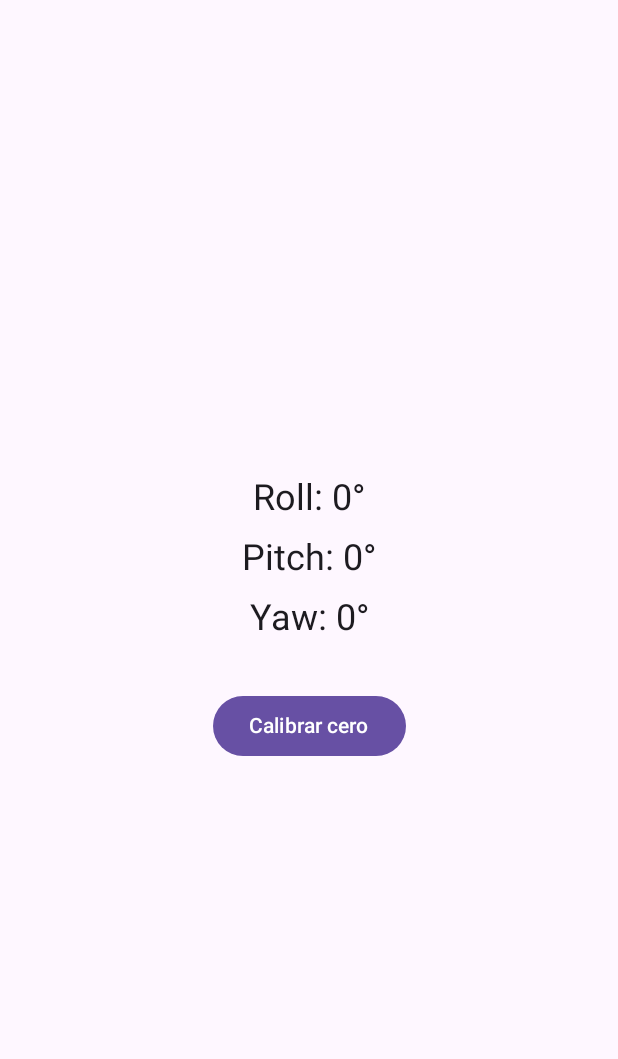
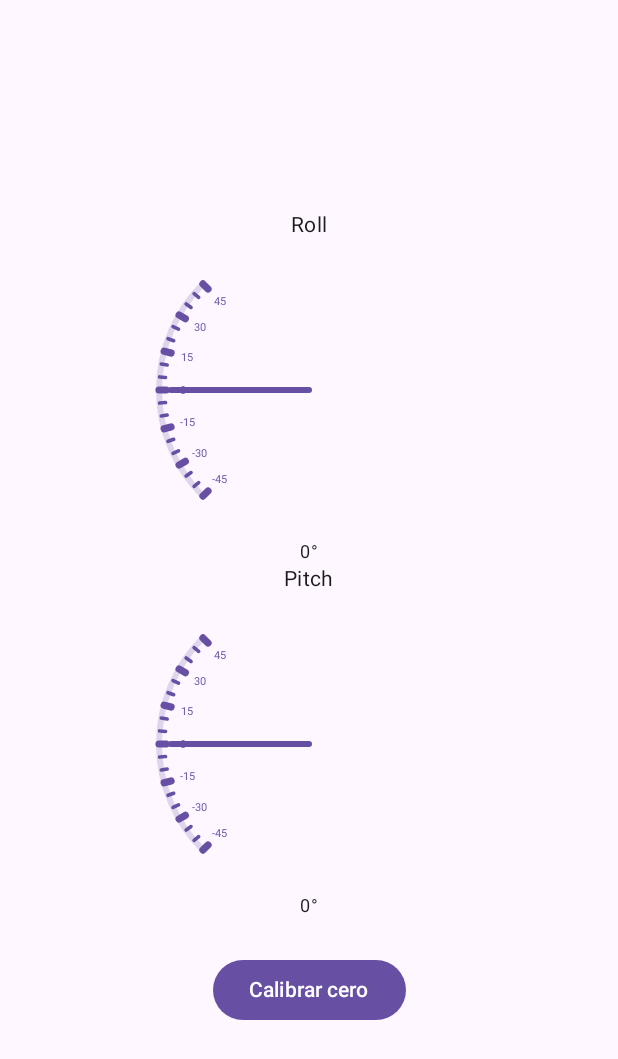
Before and after one commit to FelipeGarcia911/android-auto-inclinometer, an Android app built with Jetpack Compose: the screen it shows after launch (MainActivity), on a phone screen of 412 x 824 dp. Shown: the top 1059 px of the screen. Run offline under Robolectric (Android 15) with nearby library versions, the phone set to English and light mode, and no system bars; our stand-ins replace Dagger/Hilt's generated code.

Commit message:
feat: initial gaugaes config

```diff
--- a/app/src/main/java/com/felipeg/inclinometer4x4/MainActivity.kt
+++ b/app/src/main/java/com/felipeg/inclinometer4x4/MainActivity.kt
@@ -19,7 +19,6 @@ class MainActivity : ComponentActivity() {
 
     override fun onCreate(savedInstanceState: Bundle?) {
         super.onCreate(savedInstanceState)
-        Log.d("MainActivity", "SensorRepository inyectado: $sensorRepo")
 
         setContent {
             MaterialTheme {
--- a/app/src/main/java/com/felipeg/inclinometer4x4/presentation/ui/AngleScreen.kt
+++ b/app/src/main/java/com/felipeg/inclinometer4x4/presentation/ui/AngleScreen.kt
@@ -1,45 +1,108 @@
 package com.felipeg.inclinometer4x4.presentation.ui
 
+import android.content.res.Configuration
 import androidx.compose.foundation.layout.*
-import androidx.compose.material3.*
+import androidx.compose.material3.Button
+import androidx.compose.material3.MaterialTheme
+import androidx.compose.material3.Text
 import androidx.compose.runtime.*
 import androidx.compose.ui.Alignment
 import androidx.compose.ui.Modifier
+import androidx.compose.ui.platform.LocalConfiguration
 import androidx.compose.ui.unit.dp
 import androidx.hilt.navigation.compose.hiltViewModel
+import com.felipeg.common.Angle
+import com.felipeg.inclinometer4x4.presentation.ui.component.AngleDial
 import com.felipeg.inclinometer4x4.presentation.viewmodel.AngleViewModel
 
 @Composable
-fun AngleScreen(viewModel: AngleViewModel = hiltViewModel()) {
+fun AngleScreen(
+    viewModel: AngleViewModel = hiltViewModel()
+) {
     val angle by viewModel.angleState.collectAsState()
     var justCalibrated by remember { mutableStateOf(false) }
+    val onCalibrate: () -> Unit = {
+        viewModel.onCalibrate()
+        justCalibrated = true
+    }
 
+    val isLandscape = LocalConfiguration.current.orientation == Configuration.ORIENTATION_LANDSCAPE
+
+    if (isLandscape) {
+        Row(
+            modifier = Modifier
+                .fillMaxSize()
+                .padding(16.dp),
+            horizontalArrangement = Arrangement.Center,
+            verticalAlignment = Alignment.CenterVertically
+        ) {
+            DialsSection(angle)
+            Spacer(modifier = Modifier.width(32.dp))
+            CalibrationSection(onCalibrate, justCalibrated)
+        }
+    } else {
+        Column(
+            modifier = Modifier
+                .fillMaxSize()
+                .padding(16.dp),
+            horizontalAlignment = Alignment.CenterHorizontally,
+            verticalArrangement = Arrangement.Center
+        ) {
+            DialsSection(angle)
+            Spacer(modifier = Modifier.height(24.dp))
+            CalibrationSection(onCalibrate, justCalibrated)
+        }
+    }
+}
+
+@Composable
+private fun DialsSection(angle: Angle) {
+    DialColumn(label = "Roll", value = angle.roll, minAngle = -45f, maxAngle = 45f)
+    DialColumn(label = "Pitch", value = angle.pitch, minAngle = -45f, maxAngle = 45f)
+}
+
+@Composable
+private fun CalibrationSection(
+    onCalibrate: () -> Unit,
+    justCalibrated: Boolean
+) {
     Column(
-        modifier = Modifier
-            .fillMaxSize()
-            .padding(16.dp),
         horizontalAlignment = Alignment.CenterHorizontally,
         verticalArrangement = Arrangement.Center
     ) {
-        listOf(
-            "Roll"  to angle.roll,
-            "Pitch" to angle.pitch,
-            "Yaw"   to angle.yaw
-        ).forEach { (label, value) ->
-            Text("$label: ${value.toInt()}°", style = MaterialTheme.typography.headlineSmall)
-            Spacer(Modifier.height(8.dp))
-        }
-
-        Spacer(Modifier.height(24.dp))
-        Button(onClick = {
-            viewModel.onCalibrate()
-            justCalibrated = true
-        }) {
+        Button(onClick = onCalibrate) {
             Text("Calibrar cero")
         }
-
         if (justCalibrated) {
-            Text("¡Calibrado!", color = MaterialTheme.colorScheme.primary)
+            Text(
+                text = "¡Calibrado!",
+                color = MaterialTheme.colorScheme.primary,
+                modifier = Modifier.padding(top = 8.dp)
+            )
         }
     }
 }
+
+@Composable
+private fun DialColumn(
+    label: String,
+    value: Float,
+    minAngle: Float,
+    maxAngle: Float,
+    majorStep: Float = (maxAngle - minAngle) / 6,
+    minorStep: Float = majorStep / 3
+) {
+    Column(horizontalAlignment = Alignment.CenterHorizontally) {
+        Text(label, style = MaterialTheme.typography.bodyMedium)
+        AngleDial(
+            angle = value,
+            modifier = Modifier.size(200.dp),
+            radius = 100.dp,
+            minAngle = minAngle,
+            maxAngle = maxAngle,
+            majorStep = majorStep,
+            minorStep = minorStep
+        )
+        Text("${value.toInt()}°", style = MaterialTheme.typography.bodySmall)
+    }
+}
--- /dev/null
+++ b/app/src/main/java/com/felipeg/inclinometer4x4/presentation/ui/component/AngleDial.kt
@@ -0,0 +1,158 @@
+package com.felipeg.inclinometer4x4.presentation.ui.component
+
+import android.graphics.Paint
+import android.text.TextPaint
+import androidx.compose.foundation.Canvas
+import androidx.compose.foundation.layout.size
+import androidx.compose.material3.MaterialTheme
+import androidx.compose.runtime.Composable
+import androidx.compose.ui.Modifier
+import androidx.compose.ui.geometry.Offset
+import androidx.compose.ui.graphics.Color
+import androidx.compose.ui.graphics.StrokeCap
+import androidx.compose.ui.graphics.drawscope.DrawScope
+import androidx.compose.ui.graphics.drawscope.Stroke
+import androidx.compose.ui.graphics.nativeCanvas
+import androidx.compose.ui.graphics.toArgb
+import androidx.compose.ui.unit.Dp
+import androidx.compose.ui.unit.dp
+import androidx.compose.ui.unit.sp
+import kotlin.math.cos
+import kotlin.math.sin
+
+/**
+ * Global configuration for the angle dial: defines size, thickness, and scale parameters.
+ */
+object AngleDialConfig {
+    /** Default radius of the dial */
+    val defaultRadius: Dp = 80.dp
+    /** Total Canvas size = radius * 2 */
+    val defaultSize: Dp = defaultRadius * 2
+    /** Stroke thickness factor relative to the radius */
+    const val thicknessFactor: Float = 0.04f
+    /** Text size factor relative to the radius */
+    const val textSizeFactor: Float = 0.05f
+    /** Length multiplier for major ticks */
+    const val majorTickFactor: Float = 1.2f
+    /** Length multiplier for minor ticks */
+    const val minorTickFactor: Float = 0.6f
+    /** Multiplier of stroke thickness for label offset */
+    const val labelOffsetFactor: Float = 4f
+    /** Multiplier of stroke thickness for needle length */
+    const val needleLengthFactor: Float = 2f
+}
+
+/**
+ * Generic composable for an analog angle dial with custom scale and ticks.
+ *
+ * @param angle Current angle in degrees (clamped between [minAngle, maxAngle]).
+ * @param modifier Modifier for layout adjustments.
+ * @param radius Radius of the dial.
+ * @param minAngle Minimum angle of the scale.
+ * @param maxAngle Maximum angle of the scale.
+ * @param majorStep Interval for major ticks in degrees.
+ * @param minorStep Interval for minor ticks in degrees.
+ */
+@Composable
+fun AngleDial(
+    angle: Float,
+    modifier: Modifier = Modifier,
+    radius: Dp = AngleDialConfig.defaultRadius,
+    minAngle: Float = -45f,
+    maxAngle: Float = 45f,
+    majorStep: Float = 15f,
+    minorStep: Float = 5f
+) {
+    val dialColor = MaterialTheme.colorScheme.primary
+    Canvas(modifier = modifier.size(radius * 2)) {
+        drawGauge(
+            radius = radius.toPx(),
+            center = center,
+            minAngle = minAngle,
+            maxAngle = maxAngle,
+            angle = angle,
+            tickColor = dialColor,
+            majorStep = majorStep,
+            minorStep = minorStep
+        )
+    }
+}
+
+private fun DrawScope.drawGauge(
+    radius: Float,
+    center: Offset,
+    minAngle: Float,
+    maxAngle: Float,
+    angle: Float,
+    tickColor: Color,
+    majorStep: Float,
+    minorStep: Float
+) {
+    val startAngleDeg = 180f + minAngle
+    val sweepAngleDeg = maxAngle - minAngle
+    val thickness = radius * AngleDialConfig.thicknessFactor
+
+    // Draw background arc
+    drawArc(
+        color = tickColor.copy(alpha = 0.2f),
+        startAngle = startAngleDeg,
+        sweepAngle = sweepAngleDeg,
+        useCenter = false,
+        topLeft = Offset(center.x - radius, center.y - radius),
+        size = androidx.compose.ui.geometry.Size(radius * 2, radius * 2),
+        style = Stroke(width = thickness)
+    )
+
+    // Prepare tick steps and text paint
+    val majorStepInt = majorStep.toInt().coerceAtLeast(1)
+    val minorStepInt = minorStep.toInt().coerceAtLeast(1)
+    val textPaint = TextPaint().apply {
+        color = tickColor.toArgb()
+        textSize = (radius * AngleDialConfig.textSizeFactor).sp.toPx()
+        textAlign = Paint.Align.CENTER
+        isAntiAlias = true
+    }
+
+    // Draw ticks
+    for (tick in minAngle.toInt()..maxAngle.toInt() step minorStepInt) {
+        val thetaRad = Math.toRadians((180 + tick).toDouble())
+        val cosT = cos(thetaRad).toFloat()
+        val sinT = sin(thetaRad).toFloat()
+
+        val outer = Offset(center.x + cosT * radius, center.y + sinT * radius)
+        val innerRadius = if (tick % majorStepInt == 0) radius - thickness * AngleDialConfig.majorTickFactor else radius - thickness
+        val inner = Offset(center.x + cosT * innerRadius, center.y + sinT * innerRadius)
+
+        // Draw tick line
+        drawLine(
+            color = tickColor,
+            start = inner,
+            end = outer,
+            strokeWidth = if (tick % majorStepInt == 0) thickness * AngleDialConfig.majorTickFactor else thickness * AngleDialConfig.minorTickFactor,
+            cap = StrokeCap.Round
+        )
+
+        // Draw label for major ticks
+        if (tick % majorStepInt == 0) {
+            val labelRadius = radius - thickness * AngleDialConfig.labelOffsetFactor
+            val labelX = center.x + cosT * labelRadius
+            val labelY = center.y + sinT * labelRadius + textPaint.textSize / 3
+            drawContext.canvas.nativeCanvas.drawText(tick.toString(), labelX, labelY, textPaint)
+        }
+    }
+
+    // Draw needle
+    val clampedAngle = angle.coerceIn(minAngle, maxAngle)
+    val thetaRad = Math.toRadians((180 + clampedAngle).toDouble())
+    val cosN = cos(thetaRad).toFloat()
+    val sinN = sin(thetaRad).toFloat()
+    val needleLen = radius - thickness * AngleDialConfig.needleLengthFactor
+    val needleEnd = Offset(center.x + cosN * needleLen, center.y + sinN * needleLen)
+    drawLine(
+        color = tickColor,
+        start = center,
+        end = needleEnd,
+        strokeWidth = thickness,
+        cap = StrokeCap.Round
+    )
+}
```
